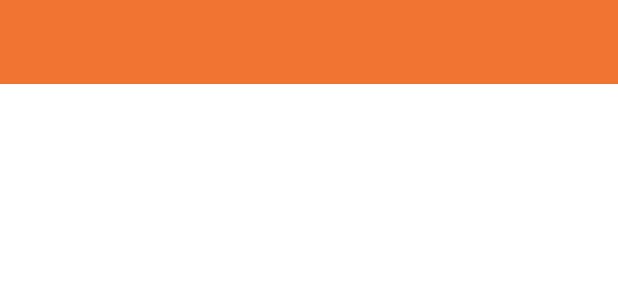
After one commit to IsabellyDiasLimaDev/dev4u-mobile, an Android app: the layout toolbar.xml on its own in the app's theme, with its tools: preview values and no code run, on a phone screen of 412 x 824 dp. The commit adds this screen. Shown: the top 300 px of the screen. Run offline under Robolectric (Android 15) with nearby library versions, the phone set to English and light mode, and no system bars.

Commit message:
criacao da toolbar

```diff
--- a/app/src/main/AndroidManifest.xml
+++ b/app/src/main/AndroidManifest.xml
@@ -8,7 +8,7 @@
             android:label="@string/app_name"
             android:roundIcon="@mipmap/ic_launcher_round"
             android:supportsRtl="true"
-            android:theme="@style/Theme.Dev4u">
+            android:theme="@style/AppTheme.Toolbar">
         <activity
                 android:name=".MainActivity"
                 android:exported="true">
--- /dev/null
+++ b/app/src/main/res/layout/toolbar.xml
@@ -0,0 +1,13 @@
+<?xml version="1.0" encoding="utf-8"?>
+<androidx.appcompat.widget.Toolbar xmlns:android="http://schemas.android.com/apk/res/android"
+        android:layout_width="match_parent"
+        android:layout_height="wrap_content"
+        android:id="@+id/toolbar"
+        android:minWidth="?attr/actionBarSize"
+        android:background="?attr/colorPrimary"
+        android:minHeight="?attr/actionBarSize"
+        android:titleTextColor="@color/white"
+        android:theme="@style/ThemeOverlay.MaterialComponents.Dark.ActionBar"
+        >
+
+</androidx.appcompat.widget.Toolbar>
--- a/app/src/main/res/values-night/themes.xml
+++ b/app/src/main/res/values-night/themes.xml
@@ -2,8 +2,8 @@
     <!-- Base application theme. -->
     <style name="Theme.Dev4u" parent="Theme.MaterialComponents.DayNight.DarkActionBar">
         <!-- Primary brand color. -->
-        <item name="colorPrimary">@color/purple_200</item>
-        <item name="colorPrimaryVariant">@color/purple_700</item>
+        <item name="colorPrimary">@color/orange_200</item>
+        <item name="colorPrimaryVariant">@color/orange_700</item>
         <item name="colorOnPrimary">@color/black</item>
         <!-- Secondary brand color. -->
         <item name="colorSecondary">@color/teal_200</item>
--- a/app/src/main/res/values/colors.xml
+++ b/app/src/main/res/values/colors.xml
@@ -1,8 +1,8 @@
 <?xml version="1.0" encoding="utf-8"?>
 <resources>
-    <color name="purple_200">#FFBB86FC</color>
-    <color name="purple_500">#FF6200EE</color>
-    <color name="purple_700">#FF3700B3</color>
+    <color name="orange_200"> #ff7733</color>
+    <color name="orange_500">#ff5700</color>
+    <color name="orange_700">#f27432</color>
     <color name="teal_200">#FF03DAC5</color>
     <color name="teal_700">#FF018786</color>
     <color name="black">#FF000000</color>
--- a/app/src/main/res/values/themes.xml
+++ b/app/src/main/res/values/themes.xml
@@ -2,8 +2,8 @@
     <!-- Base application theme. -->
     <style name="Theme.Dev4u" parent="Theme.MaterialComponents.DayNight.DarkActionBar">
         <!-- Primary brand color. -->
-        <item name="colorPrimary">@color/purple_500</item>
-        <item name="colorPrimaryVariant">@color/purple_700</item>
+        <item name="colorPrimary">@color/orange_700</item>
+        <item name="colorPrimaryVariant">@color/orange_700</item>
         <item name="colorOnPrimary">@color/white</item>
         <!-- Secondary brand color. -->
         <item name="colorSecondary">@color/teal_200</item>
@@ -13,4 +13,8 @@
         <item name="android:statusBarColor" tools:targetApi="l">?attr/colorPrimaryVariant</item>
         <!-- Customize your theme here. -->
     </style>
+    <style name="AppTheme.Toolbar" parent="Theme.Dev4u">
+        <item name="windowActionBar">false</item>
+        <item name="windowNoTitle">true</item>
+    </style>
 </resources>
```
Also changed, not shown: app/src/main/res/menu/menu_main.xml (added, +15 -0 lines), app/src/main/res/values/strings.xml (+6 -1 lines), app/src/main/res/drawable-v24/ic_atualizar_black.png (added), app/src/main/res/drawable-v24/ic_buscar_black.png (added).
